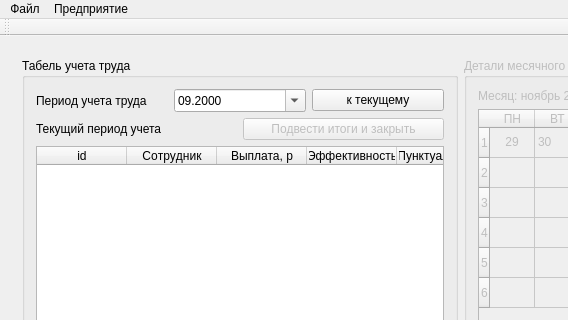
This is SalaryCount/SalaryCount/salarycount.ui in artemkurylev/mdkp as Qt 5 draws it before an edit; both pictures show x 0 to 568 and y 0 to 320 of the 922 by 669 pixel window. The edited form follows.
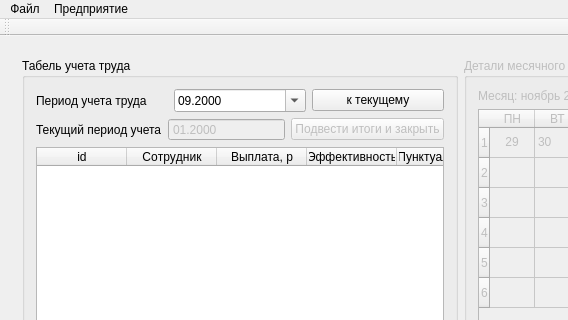
This is the edited form. Icons and pictures are not drawn.

Commit message: Неактивное поле для даты текущего периода

Diff of the .ui file:
```diff
--- a/SalaryCount/SalaryCount/salarycount.ui
+++ b/SalaryCount/SalaryCount/salarycount.ui
@@ -638,6 +638,19 @@
                </property>
               </widget>
              </item>
+             <item>
+              <widget class="QDateEdit" name="CurrentPeriod_dateEdit">
+               <property name="enabled">
+                <bool>false</bool>
+               </property>
+               <property name="buttonSymbols">
+                <enum>QAbstractSpinBox::NoButtons</enum>
+               </property>
+               <property name="displayFormat">
+                <string>MM.yyyy</string>
+               </property>
+              </widget>
+             </item>
              <item>
               <widget class="QPushButton" name="ClosePeriod_button">
                <property name="enabled">
```
The commit also changes 1 other file.
